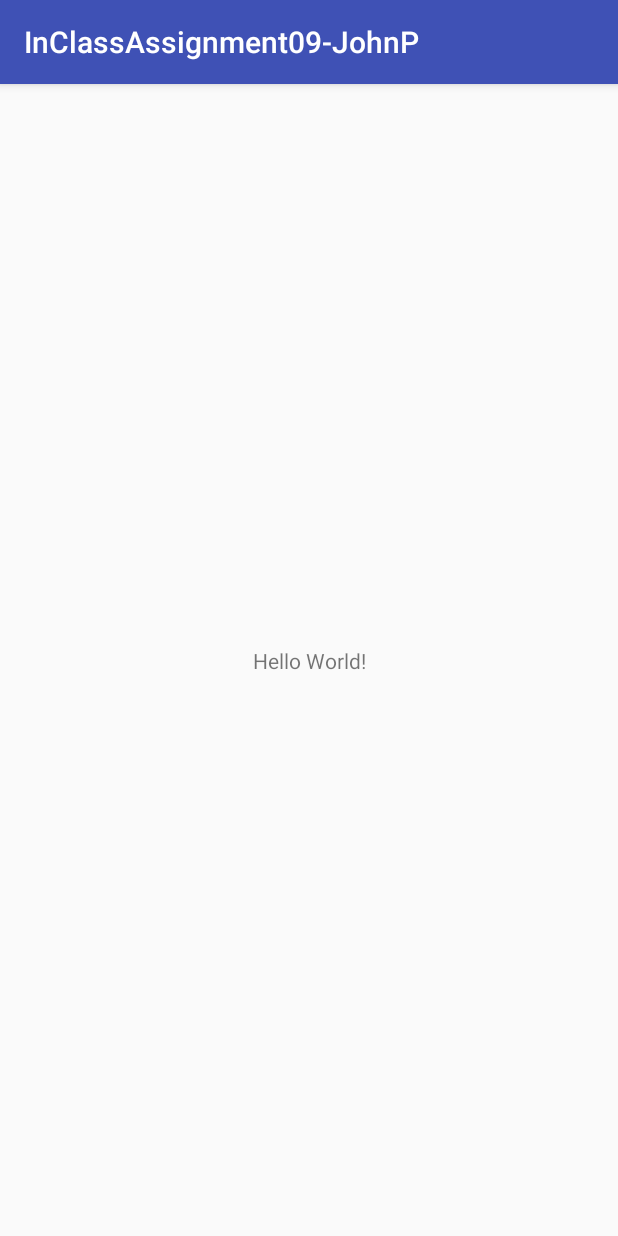
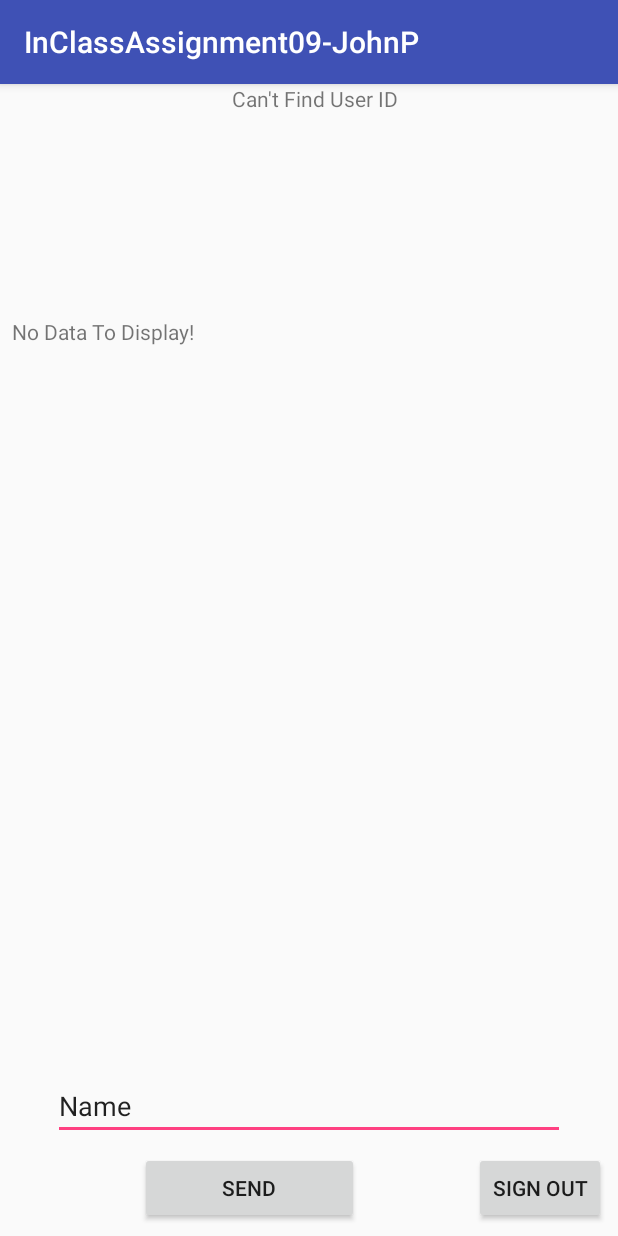
Before and after one commit to jparkteach/InClassAssignment09-JohnP, an Android app: the screen it shows after launch (MainActivity), on a phone screen of 412 x 824 dp. Run offline under Robolectric (Android 15) with nearby library versions, the phone set to English and light mode, and no system bars.

Commit message:
InClassActivity09

```diff
--- a/app/build.gradle
+++ b/app/build.gradle
@@ -27,4 +27,9 @@ dependencies {
     compile 'com.android.support:appcompat-v7:25.3.1'
     compile 'com.android.support.constraint:constraint-layout:1.0.2'
     testCompile 'junit:junit:4.12'
+    compile 'com.google.firebase:firebase-core:10.2.0'
+    compile 'com.google.firebase:firebase-auth:10.2.0'
+    compile 'com.google.firebase:firebase-database:10.2.0'
+    compile 'com.google.firebase:firebase-storage:10.2.0'
 }
+apply plugin: 'com.google.gms.google-services'
--- a/app/src/main/AndroidManifest.xml
+++ b/app/src/main/AndroidManifest.xml
@@ -18,4 +18,5 @@
         </activity>
     </application>
 
+    <uses-permission android:name="android.permission.INTERNET" />
 </manifest>
--- a/app/src/main/res/layout/activity_main.xml
+++ b/app/src/main/res/layout/activity_main.xml
@@ -7,12 +7,77 @@
     tools:context="net.jptechnology.android.inclassassignment09_johnp.MainActivity">
 
     <TextView
+        android:id="@+id/userIdText"
         android:layout_width="wrap_content"
         android:layout_height="wrap_content"
-        android:text="Hello World!"
-        app:layout_constraintBottom_toBottomOf="parent"
+        android:text="Can't Find User ID"
+        app:layout_constraintRight_toRightOf="parent"
+        app:layout_constraintTop_toTopOf="parent"
+        android:layout_marginTop="0dp"
+        android:layout_marginLeft="8dp"
+        app:layout_constraintLeft_toLeftOf="parent" />
+
+    <ScrollView
+        android:layout_width="365dp"
+        android:layout_height="371dp"
+        android:layout_marginLeft="8dp"
+        android:layout_marginRight="8dp"
+        android:layout_marginTop="8dp"
+        app:layout_constraintHorizontal_bias="0.0"
         app:layout_constraintLeft_toLeftOf="parent"
         app:layout_constraintRight_toRightOf="parent"
-        app:layout_constraintTop_toTopOf="parent" />
+        app:layout_constraintTop_toBottomOf="@+id/userIdText"
+        android:layout_marginBottom="8dp"
+        app:layout_constraintBottom_toTopOf="@+id/messageText">
+
+        <TextView
+            android:id="@+id/displayText"
+            android:layout_width="match_parent"
+            android:layout_height="wrap_content"
+            android:text="No Data To Display!" />
+    </ScrollView>
+
+    <Button
+        android:id="@+id/singOutButton"
+        android:layout_width="wrap_content"
+        android:layout_height="wrap_content"
+        android:layout_marginBottom="8dp"
+        android:layout_marginRight="8dp"
+        android:onClick="singOut"
+        android:text="Sign Out"
+        app:layout_constraintBottom_toBottomOf="parent"
+        app:layout_constraintRight_toRightOf="parent" />
+
+    <Button
+        android:id="@+id/sendButton"
+        android:layout_width="146dp"
+        android:layout_height="48dp"
+        android:layout_marginBottom="8dp"
+        android:layout_marginLeft="8dp"
+        android:layout_marginRight="8dp"
+        android:onClick="send"
+        android:text="Send"
+        app:layout_constraintBottom_toBottomOf="parent"
+        app:layout_constraintHorizontal_bias="0.554"
+        app:layout_constraintLeft_toLeftOf="parent"
+        app:layout_constraintRight_toLeftOf="@+id/singOutButton"
+        tools:layout_editor_absoluteX="52dp" />
+
+    <EditText
+        android:id="@+id/messageText"
+        android:layout_width="341dp"
+        android:layout_height="42dp"
+        android:layout_marginBottom="8dp"
+        android:layout_marginLeft="8dp"
+        android:layout_marginRight="8dp"
+        android:ems="10"
+        android:hint="Enter Message Here"
+        android:inputType="textPersonName"
+        android:singleLine="true"
+        android:text="Name"
+        app:layout_constraintBottom_toTopOf="@+id/sendButton"
+        app:layout_constraintLeft_toLeftOf="parent"
+        app:layout_constraintRight_toRightOf="parent"
+        tools:layout_editor_absoluteX="-41dp" />
 
 </android.support.constraint.ConstraintLayout>
--- a/build.gradle
+++ b/build.gradle
@@ -6,6 +6,7 @@ buildscript {
     }
     dependencies {
         classpath 'com.android.tools.build:gradle:2.3.0'
+        classpath 'com.google.gms:google-services:3.0.0'
 
         // NOTE: Do not place your application dependencies here; they belong
         // in the individual module build.gradle files
```
Also changed, not shown: 1 other file.
